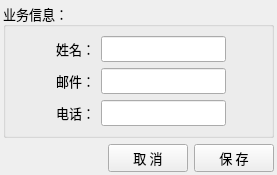
Qt form ui/FormEmployee.ui (archsh/quickexcel) before a commit.
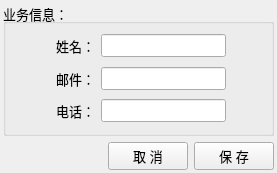
The same form after that commit.

What changed in the file:
```diff
--- a/ui/FormEmployee.ui
+++ b/ui/FormEmployee.ui
@@ -12,7 +12,7 @@
   </property>
   <property name="font">
    <font>
-    <family>微软雅黑</family>
+    
     <pointsize>10</pointsize>
    </font>
   </property>
```
